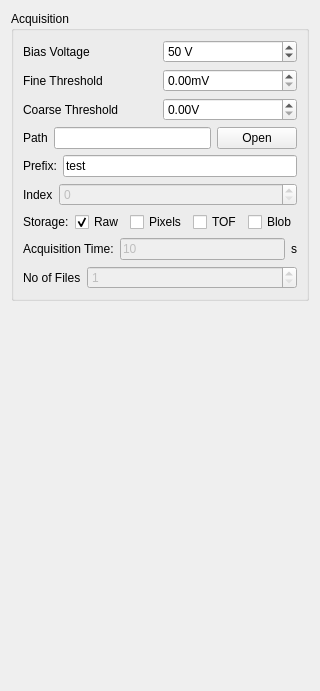
First picture: the form in pymepixviewer/panels/ui/acqconfig.ui, repository CFEL-CMI/pymepix-viewer, before the edit.
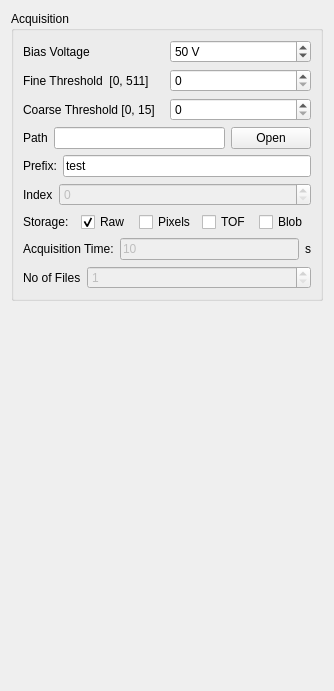
Second picture: the form after the edit.

Commit message: Fix threshold iand tooltip in ui

What changed in the file:
```diff
--- a/pymepixviewer/panels/ui/acqconfig.ui
+++ b/pymepixviewer/panels/ui/acqconfig.ui
@@ -6,7 +6,7 @@
    <rect>
     <x>0</x>
     <y>0</y>
-    <width>288</width>
+    <width>334</width>
     <height>691</height>
    </rect>
   </property>
@@ -57,23 +57,14 @@
           <item>
            <widget class="QLabel" name="label_19">
             <property name="text">
-             <string>Fine Threshold</string>
+             <string>Fine Threshold  [0, 511]</string>
             </property>
            </widget>
           </item>
           <item>
-           <widget class="QDoubleSpinBox" name="fine_threshold">
-            <property name="prefix">
-             <string/>
-            </property>
-            <property name="suffix">
-             <string>mV</string>
-            </property>
+           <widget class="QSpinBox" name="fine_threshold">
             <property name="maximum">
-             <double>255.000000000000000</double>
-            </property>
-            <property name="singleStep">
-             <double>0.500000000000000</double>
+             <number>511</number>
             </property>
            </widget>
           </item>
@@ -84,23 +75,14 @@
           <item>
            <widget class="QLabel" name="label_20">
             <property name="text">
-             <string>Coarse Threshold</string>
+             <string>Coarse Threshold [0, 15]</string>
             </property>
            </widget>
           </item>
           <item>
-           <widget class="QDoubleSpinBox" name="coarse_threshold">
-            <property name="prefix">
-             <string/>
-            </property>
-            <property name="suffix">
-             <string>V</string>
-            </property>
+           <widget class="QSpinBox" name="coarse_threshold">
             <property name="maximum">
-             <double>1.190000000000000</double>
-            </property>
-            <property name="singleStep">
-             <double>0.080000000000000</double>
+             <number>15</number>
             </property>
            </widget>
           </item>
```
Left out of the diff: 6 changed lines with no effect on the pictures. The commit also changes 1 other file.
